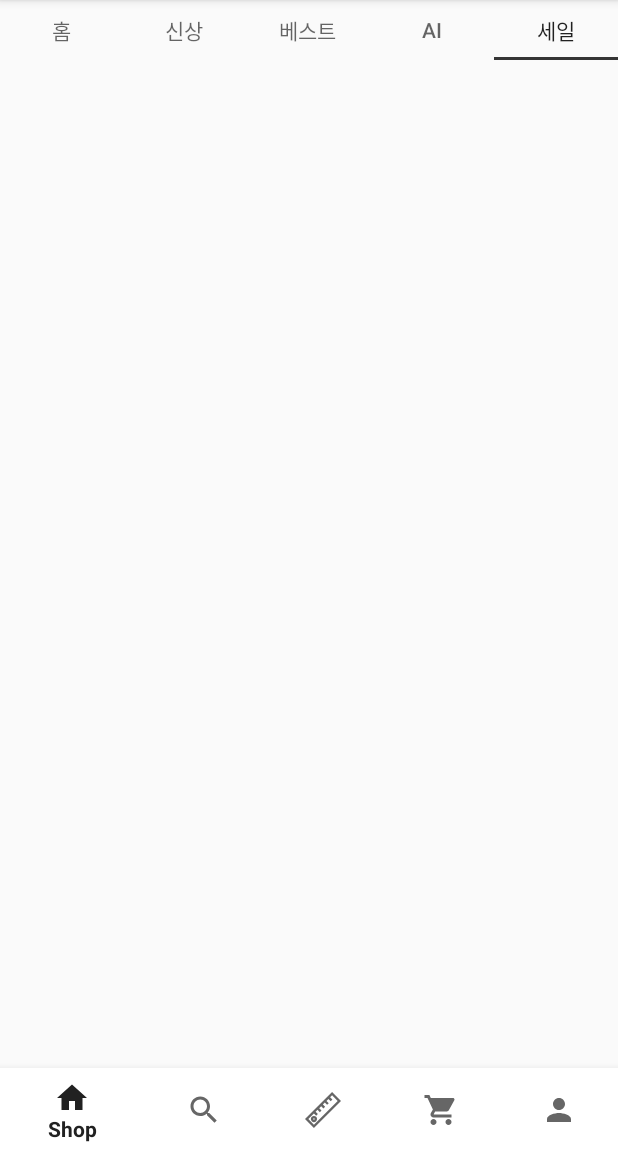
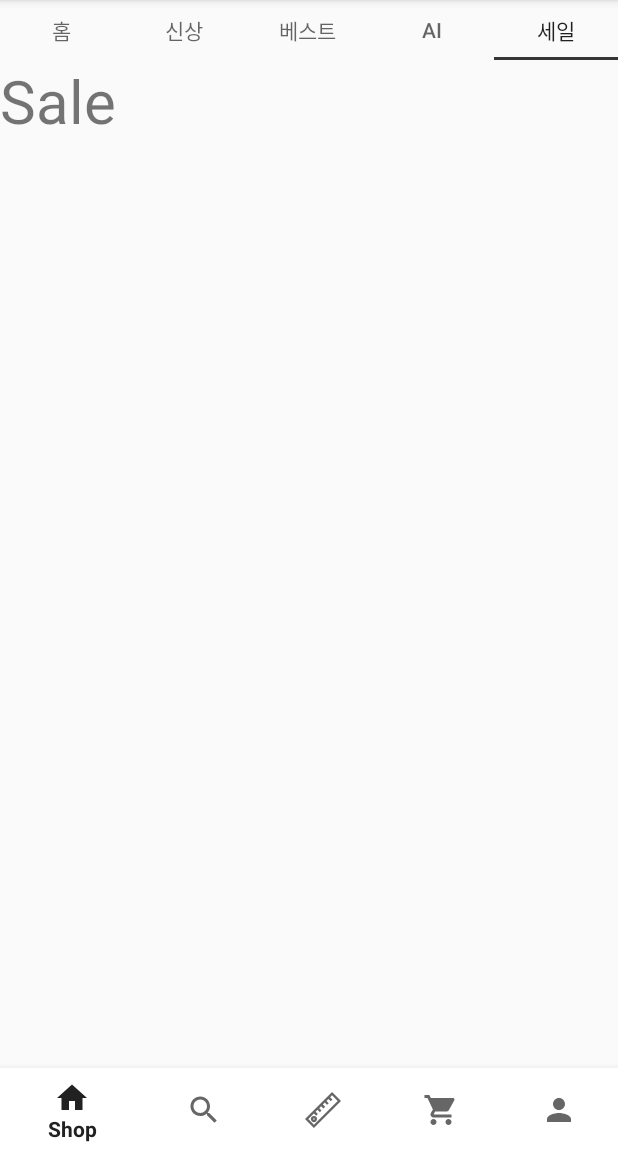
Before and after one commit to mina0774/shoppingmallUI, an Android app: the screen it shows after launch (MainActivity), tab 5 chosen, on a phone screen of 412 x 824 dp, the part 84-1236 px from its top. Run offline under Robolectric (Android 15) with nearby library versions, the phone set to English and light mode, and no system bars.

Commit message:
Make TopTabBar

```diff
--- a/app/src/main/java/com/example/heronation/MainActivity.java
+++ b/app/src/main/java/com/example/heronation/MainActivity.java
@@ -8,9 +8,11 @@ import androidx.fragment.app.FragmentTransaction;
 import android.net.Uri;
 import android.os.Bundle;
 import android.view.MenuItem;
+import android.view.View;
 import android.view.WindowManager;
 
 import com.google.android.material.bottomnavigation.BottomNavigationView;
+import com.google.android.material.tabs.TabLayout;
 
 /*
  * implements~ 를 한 이유
@@ -20,21 +22,37 @@ import com.google.android.material.bottomnavigation.BottomNavigationView;
  */
 public class MainActivity extends AppCompatActivity
         implements
-        ShopParentFragment.OnFragmentInteractionListener,
         MypageFragment.OnFragmentInteractionListener,
         SearchFragment.OnFragmentInteractionListener,
         MeasurementFragment.OnFragmentInteractionListener,
-        WishlistFragment.OnFragmentInteractionListener {
+        WishlistFragment.OnFragmentInteractionListener,
+        ShopHomeFragment.OnFragmentInteractionListener,
+        ShopNewFragment.OnFragmentInteractionListener,
+        ShopBestFragment.OnFragmentInteractionListener,
+        ShopAiFragment.OnFragmentInteractionListener,
+        ShopSaleFragment.OnFragmentInteractionListener
+{
     /*
     * Fragment Manager 선언 -- Acitivity 내에서 Fragment를 관리해주기 위해서는 FragmentManager를 사용해야함
+    *
     * 각각의 Fragment를 선언하고, Fragment 객체 생성
     */
     private FragmentManager fragmentManager=getSupportFragmentManager(); //Fragment 가져오기
-    private ShopParentFragment shopParentFragment =new ShopParentFragment();
     private SearchFragment searchFragment=new SearchFragment();
     private MeasurementFragment measurementFragment=new MeasurementFragment();
     private WishlistFragment wishlistFragment=new WishlistFragment();
     private MypageFragment mypageFragment=new MypageFragment();
+
+    /*
+    * Tab Layout 선언
+    * 상단 탭 layout에 해당하는 Fragment를 선언하고 Fragment 객체 생성
+    * */
+    private TabLayout shop_tabLayout;
+    private ShopHomeFragment shopHomeFragment =new ShopHomeFragment();
+    private ShopNewFragment shopNewFragment=new ShopNewFragment();
+    private ShopBestFragment shopBestFragment=new ShopBestFragment();
+    private ShopAiFragment shopAiFragment=new ShopAiFragment();
+    private ShopSaleFragment shopSaleFragment=new ShopSaleFragment();
 
     @Override
     protected void onCreate(Bundle savedInstanceState) {
@@ -44,18 +62,58 @@ public class MainActivity extends AppCompatActivity
                 WindowManager.LayoutParams.FLAG_FULLSCREEN);
         setContentView(R.layout.activity_main);
 
+        /* Shop의 상단탭
+         하단탭에서 Shop의 상단탭을 선택했을 시에만 보여져야 함
+         */
+        shop_tabLayout=(TabLayout)findViewById(R.id.shop_parent_tab_layout);
+        // 상단탭이 선택되었을 때, 상단탭의 선택된 현재 위치를 얻어 Fragment를 이동시킨다.
+        shop_tabLayout.addOnTabSelectedListener(new TabLayout.OnTabSelectedListener() {
+            @Override
+            public void onTabSelected(TabLayout.Tab tab) {
+                FragmentTransaction transaction=fragmentManager.beginTransaction(); // FragmentTransaction 가져오기
+                int position=tab.getPosition(); // 상단탭의 선택된 현재 위치 받아오기
+                switch(position){
+                    case 0:
+                        transaction.replace(R.id.fragment_container, shopHomeFragment).commit();
+                        break;
+                    case 1:
+                        transaction.replace(R.id.fragment_container, shopNewFragment).commit();
+                        break;
+                    case 2:
+                        transaction.replace(R.id.fragment_container, shopBestFragment).commit();
+                        break;
+                    case 3:
+                        transaction.replace(R.id.fragment_container, shopAiFragment).commit();
+                        break;
+                    case 4:
+                        transaction.replace(R.id.fragment_container, shopSaleFragment).commit();
+                        break;
+                }
+            }
+
+            @Override
+            public void onTabUnselected(TabLayout.Tab tab) {
+
+            }
+
+            @Override
+            public void onTabReselected(TabLayout.Tab tab) {
+
+            }
+        });
+
         /* BottomNavigation view를 선언해주고, bottomNavigationView의 객체를 생성한 후,
          * bottomNavigationView에 activity_main.xml의 bottomnavigation_menu_bar를 할당해준 후,
          * bottomItemSelectedListener 클래스를, bottomNavigatioView 객체에 할당
          */
         BottomNavigationView bottomNavigationView=findViewById(R.id.bottomnavigation_menu_bar);
-        bottomNavigationView.setOnNavigationItemSelectedListener(new ItemSelectedListener());
+        bottomNavigationView.setOnNavigationItemSelectedListener(new BottomItemSelectedListener());
 
        /* 첫 화면이 ShopFragment이므로, Transaction을 getSupportFragmentManager().beginTransaction()을 통해 가져온 후,
        * acitivity_main.xml에 있는 framelayout인 fragment_container의 화면을 shopFragment로 변경해준 후,
        * commit 호출해주어야 Transaction 작업이 완료됨.
        */
-        getSupportFragmentManager().beginTransaction().replace(R.id.fragment_container, shopParentFragment).commit();
+        getSupportFragmentManager().beginTransaction().replace(R.id.fragment_container, shopHomeFragment).commit();
     }
 
     /*
@@ -67,30 +125,36 @@ public class MainActivity extends AppCompatActivity
     * 찜 버튼을 눌렀을 때, Wishlist Fragment로 이동
     * 마이 페이지 버튼을 눌렀을 때, Mypage Fragment로 이동
     */
-    class ItemSelectedListener implements  BottomNavigationView.OnNavigationItemSelectedListener{
+    class BottomItemSelectedListener implements  BottomNavigationView.OnNavigationItemSelectedListener{
         @Override
         public boolean onNavigationItemSelected(@NonNull MenuItem menuItem) {
             FragmentTransaction transaction=fragmentManager.beginTransaction(); //FragmentTransaction 가져오기
             switch(menuItem.getItemId()){
                 case R.id.menuitem_bottombar_shop:
-                    transaction.replace(R.id.fragment_container, shopParentFragment).commit();
+                    shop_tabLayout.setVisibility(View.VISIBLE);
+                    transaction.replace(R.id.fragment_container, shopHomeFragment).commit();
                     return true;
                 case R.id.menuitem_bottombar_search:
+                    shop_tabLayout.setVisibility(View.GONE); //Shop의 상단탭이 안보임
                     transaction.replace(R.id.fragment_container,searchFragment).commit();
                     return true;
                 case R.id.menuitem_bottombar_measurement:
+                    shop_tabLayout.setVisibility(View.GONE); //Shop의 상단탭이 안보임
                     transaction.replace(R.id.fragment_container,measurementFragment).commit();
                     return true;
                 case R.id.menuitem_bottombar_wishlist:
+                    shop_tabLayout.setVisibility(View.GONE); //Shop의 상단탭이 안보임
                     transaction.replace(R.id.fragment_container,wishlistFragment).commit();
                     return true;
                 case R.id.menuitem_bottombar_mypage:
+                    shop_tabLayout.setVisibility(View.GONE); //Shop의 상단탭이 안보임
                     transaction.replace(R.id.fragment_container,mypageFragment).commit();
                     return true;
             }
             return false;
         }
     }
+
 
     /*
      * onFragmenInteraciton~ 를 한 이유
--- /dev/null
+++ b/app/src/main/java/com/example/heronation/ShopAiFragment.java
@@ -0,0 +1,110 @@
+package com.example.heronation;
+
+import android.content.Context;
+import android.net.Uri;
+import android.os.Bundle;
+
+import androidx.fragment.app.Fragment;
+
+import android.view.LayoutInflater;
+import android.view.View;
+import android.view.ViewGroup;
+
+
+/**
+ * A simple {@link Fragment} subclass.
+ * Activities that contain this fragment must implement the
+ * {@link ShopAiFragment.OnFragmentInteractionListener} interface
+ * to handle interaction events.
+ * Use the {@link ShopAiFragment#newInstance} factory method to
+ * create an instance of this fragment.
+ */
+public class ShopAiFragment extends Fragment {
+    // TODO: Rename parameter arguments, choose names that match
+    // the fragment initialization parameters, e.g. ARG_ITEM_NUMBER
+    private static final String ARG_PARAM1 = "param1";
+    private static final String ARG_PARAM2 = "param2";
+
+    // TODO: Rename and change types of parameters
+    private String mParam1;
+    private String mParam2;
+
+    private OnFragmentInteractionListener mListener;
+
+    public ShopAiFragment() {
+        // Required empty public constructor
+    }
+
+    /**
+     * Use this factory method to create a new instance of
+     * this fragment using the provided parameters.
+     *
+     * @param param1 Parameter 1.
+     * @param param2 Parameter 2.
+     * @return A new instance of fragment ShopAiFragment.
+     */
+    // TODO: Rename and change types and number of parameters
+    public static ShopAiFragment newInstance(String param1, String param2) {
+        ShopAiFragment fragment = new ShopAiFragment();
+        Bundle args = new Bundle();
+        args.putString(ARG_PARAM1, param1);
+        args.putString(ARG_PARAM2, param2);
+        fragment.setArguments(args);
+        return fragment;
+    }
+
+    @Override
+    public void onCreate(Bundle savedInstanceState) {
+        super.onCreate(savedInstanceState);
+        if (getArguments() != null) {
+            mParam1 = getArguments().getString(ARG_PARAM1);
+            mParam2 = getArguments().getString(ARG_PARAM2);
+        }
+    }
+
+    @Override
+    public View onCreateView(LayoutInflater inflater, ViewGroup container,
+                             Bundle savedInstanceState) {
+        // Inflate the layout for this fragment
+        return inflater.inflate(R.layout.fragment_shop_ai, container, false);
+    }
+
+    // TODO: Rename method, update argument and hook method into UI event
+    public void onButtonPressed(Uri uri) {
+        if (mListener != null) {
+            mListener.onFragmentInteraction(uri);
+        }
+    }
+
+    @Override
+    public void onAttach(Context context) {
+        super.onAttach(context);
+        if (context instanceof OnFragmentInteractionListener) {
+            mListener = (OnFragmentInteractionListener) context;
+        } else {
+            throw new RuntimeException(context.toString()
+                    + " must implement OnFragmentInteractionListener");
+        }
+    }
+
+    @Override
+    public void onDetach() {
+        super.onDetach();
+        mListener = null;
+    }
+
+    /**
+     * This interface must be implemented by activities that contain this
+     * fragment to allow an interaction in this fragment to be communicated
+     * to the activity and potentially other fragments contained in that
+     * activity.
+     * <p>
+     * See the Android Training lesson <a href=
+     * "http://developer.android.com/training/basics/fragments/communicating.html"
+     * >Communicating with Other Fragments</a> for more information.
+     */
+    public interface OnFragmentInteractionListener {
+        // TODO: Update argument type and name
+        void onFragmentInteraction(Uri uri);
+    }
+}
--- /dev/null
+++ b/app/src/main/java/com/example/heronation/ShopHomeFragment.java
@@ -0,0 +1,110 @@
+package com.example.heronation;
+
+import android.content.Context;
+import android.net.Uri;
+import android.os.Bundle;
+
+import androidx.fragment.app.Fragment;
+
+import android.view.LayoutInflater;
+import android.view.View;
+import android.view.ViewGroup;
+
+
+/**
+ * A simple {@link Fragment} subclass.
+ * Activities that contain this fragment must implement the
+ * {@link ShopHomeFragment.OnFragmentInteractionListener} interface
+ * to handle interaction events.
+ * Use the {@link ShopHomeFragment#newInstance} factory method to
+ * create an instance of this fragment.
+ */
+public class ShopHomeFragment extends Fragment {
+    // TODO: Rename parameter arguments, choose names that match
+    // the fragment initialization parameters, e.g. ARG_ITEM_NUMBER
+    private static final String ARG_PARAM1 = "param1";
+    private static final String ARG_PARAM2 = "param2";
+
+    // TODO: Rename and change types of parameters
+    private String mParam1;
+    private String mParam2;
+
+    private OnFragmentInteractionListener mListener;
+
+    public ShopHomeFragment() {
+        // Required empty public constructor
+    }
+
+    /**
+     * Use this factory method to create a new instance of
+     * this fragment using the provided parameters.
+     *
+     * @param param1 Parameter 1.
+     * @param param2 Parameter 2.
+     * @return A new instance of fragment ShopHomeFragment.
+     */
+    // TODO: Rename and change types and number of parameters
+    public static ShopHomeFragment newInstance(String param1, String param2) {
+        ShopHomeFragment fragment = new ShopHomeFragment();
+        Bundle args = new Bundle();
+        args.putString(ARG_PARAM1, param1);
+        args.putString(ARG_PARAM2, param2);
+        fragment.setArguments(args);
+        return fragment;
+    }
+
+    @Override
+    public void onCreate(Bundle savedInstanceState) {
+        super.onCreate(savedInstanceState);
+        if (getArguments() != null) {
+            mParam1 = getArguments().getString(ARG_PARAM1);
+            mParam2 = getArguments().getString(ARG_PARAM2);
+        }
+    }
+
+    @Override
+    public View onCreateView(LayoutInflater inflater, ViewGroup container,
+                             Bundle savedInstanceState) {
+        // Inflate the layout for this fragment
+        return inflater.inflate(R.layout.fragment_shop_home, container, false);
+    }
+
+    // TODO: Rename method, update argument and hook method into UI event
+    public void onButtonPressed(Uri uri) {
+        if (mListener != null) {
+            mListener.onFragmentInteraction(uri);
+        }
+    }
+
+    @Override
+    public void onAttach(Context context) {
+        super.onAttach(context);
+        if (context instanceof OnFragmentInteractionListener) {
+            mListener = (OnFragmentInteractionListener) context;
+        } else {
+            throw new RuntimeException(context.toString()
+                    + " must implement OnFragmentInteractionListener");
+        }
+    }
+
+    @Override
+    public void onDetach() {
+        super.onDetach();
+        mListener = null;
+    }
+
+    /**
+     * This interface must be implemented by activities that contain this
+     * fragment to allow an interaction in this fragment to be communicated
+     * to the activity and potentially other fragments contained in that
+     * activity.
+     * <p>
+     * See the Android Training lesson <a href=
+     * "http://developer.android.com/training/basics/fragments/communicating.html"
+     * >Communicating with Other Fragments</a> for more information.
+     */
+    public interface OnFragmentInteractionListener {
+        // TODO: Update argument type and name
+        void onFragmentInteraction(Uri uri);
+    }
+}
--- a/app/src/main/java/com/example/heronation/ShopParentFragment.java
+++ b/app/src/main/java/com/example/heronation/ShopNewFragment.java
@@ -14,12 +14,12 @@ import android.view.ViewGroup;
 /**
  * A simple {@link Fragment} subclass.
  * Activities that contain this fragment must implement the
- * {@link ShopParentFragment.OnFragmentInteractionListener} interface
+ * {@link ShopNewFragment.OnFragmentInteractionListener} interface
  * to handle interaction events.
- * Use the {@link ShopParentFragment#newInstance} factory method to
+ * Use the {@link ShopNewFragment#newInstance} factory method to
  * create an instance of this fragment.
  */
-public class ShopParentFragment extends Fragment {
+public class ShopNewFragment extends Fragment {
     // TODO: Rename parameter arguments, choose names that match
     // the fragment initialization parameters, e.g. ARG_ITEM_NUMBER
     private static final String ARG_PARAM1 = "param1";
@@ -31,7 +31,7 @@ public class ShopParentFragment extends Fragment {
 
     private OnFragmentInteractionListener mListener;
 
-    public ShopParentFragment() {
+    public ShopNewFragment() {
         // Required empty public constructor
     }
 
@@ -41,11 +41,11 @@ public class ShopParentFragment extends Fragment {
      *
      * @param param1 Parameter 1.
      * @param param2 Parameter 2.
-     * @return A new instance of fragment ShopParentFragment.
+     * @return A new instance of fragment ShopNewFragment.
      */
     // TODO: Rename and change types and number of parameters
-    public static ShopParentFragment newInstance(String param1, String param2) {
-        ShopParentFragment fragment = new ShopParentFragment();
+    public static ShopNewFragment newInstance(String param1, String param2) {
+        ShopNewFragment fragment = new ShopNewFragment();
         Bundle args = new Bundle();
         args.putString(ARG_PARAM1, param1);
         args.putString(ARG_PARAM2, param2);
@@ -66,7 +66,7 @@ public class ShopParentFragment extends Fragment {
     public View onCreateView(LayoutInflater inflater, ViewGroup container,
                              Bundle savedInstanceState) {
         // Inflate the layout for this fragment
-        return inflater.inflate(R.layout.fragment_shop_parent, container, false);
+        return inflater.inflate(R.layout.fragment_shop_new, container, false);
     }
 
     // TODO: Rename method, update argument and hook method into UI event
@@ -103,10 +103,6 @@ public class ShopParentFragment extends Fragment {
      * "http://developer.android.com/training/basics/fragments/communicating.html"
      * >Communicating with Other Fragments</a> for more information.
      */
-    /* Acitivity와 Fragment가 통신할 때, OnFragmentInteractionListener를 사용함.
-     * 프래그먼트에서 액티비티로 통신(데이터 주고 받는 것)이 있을 수도 있기 때문에
-     * MainActivity 에서 이를 implement한 후 오버라이딩 시켜줄 것이다. (임시로)
-     */
     public interface OnFragmentInteractionListener {
         // TODO: Update argument type and name
         void onFragmentInteraction(Uri uri);
--- /dev/null
+++ b/app/src/main/java/com/example/heronation/ShopSaleFragment.java
@@ -0,0 +1,110 @@
+package com.example.heronation;
+
+import android.content.Context;
+import android.net.Uri;
+import android.os.Bundle;
+
+import androidx.fragment.app.Fragment;
+
+import android.view.LayoutInflater;
+import android.view.View;
+import android.view.ViewGroup;
+
+
+/**
+ * A simple {@link Fragment} subclass.
+ * Activities that contain this fragment must implement the
+ * {@link ShopSaleFragment.OnFragmentInteractionListener} interface
+ * to handle interaction events.
+ * Use the {@link ShopSaleFragment#newInstance} factory method to
+ * create an instance of this fragment.
+ */
+public class ShopSaleFragment extends Fragment {
+    // TODO: Rename parameter arguments, choose names that match
+    // the fragment initialization parameters, e.g. ARG_ITEM_NUMBER
+    private static final String ARG_PARAM1 = "param1";
+    private static final String ARG_PARAM2 = "param2";
+
+    // TODO: Rename and change types of parameters
+    private String mParam1;
+    private String mParam2;
+
+    private OnFragmentInteractionListener mListener;
+
+    public ShopSaleFragment() {
+        // Required empty public constructor
+    }
+
+    /**
+     * Use this factory method to create a new instance of
+     * this fragment using the provided parameters.
+     *
+     * @param param1 Parameter 1.
+     * @param param2 Parameter 2.
+     * @return A new instance of fragment ShopSaleFragment.
+     */
+    // TODO: Rename and change types and number of parameters
+    public static ShopSaleFragment newInstance(String param1, String param2) {
+        ShopSaleFragment fragment = new ShopSaleFragment();
+        Bundle args = new Bundle();
+        args.putString(ARG_PARAM1, param1);
+        args.putString(ARG_PARAM2, param2);
+        fragment.setArguments(args);
+        return fragment;
+    }
+
+    @Override
+    public void onCreate(Bundle savedInstanceState) {
+        super.onCreate(savedInstanceState);
+        if (getArguments() != null) {
+            mParam1 = getArguments().getString(ARG_PARAM1);
+            mParam2 = getArguments().getString(ARG_PARAM2);
+        }
+    }
+
+    @Override
+    public View onCreateView(LayoutInflater inflater, ViewGroup container,
+                             Bundle savedInstanceState) {
+        // Inflate the layout for this fragment
+        return inflater.inflate(R.layout.fragment_shop_sale, container, false);
+    }
+
+    // TODO: Rename method, update argument and hook method into UI event
+    public void onButtonPressed(Uri uri) {
+        if (mListener != null) {
+            mListener.onFragmentInteraction(uri);
+        }
+    }
+
+    @Override
+    public void onAttach(Context context) {
+        super.onAttach(context);
+        if (context instanceof OnFragmentInteractionListener) {
+            mListener = (OnFragmentInteractionListener) context;
+        } else {
+            throw new RuntimeException(context.toString()
+                    + " must implement OnFragmentInteractionListener");
+        }
+    }
+
+    @Override
+    public void onDetach() {
+        super.onDetach();
+        mListener = null;
+    }
+
+    /**
+     * This interface must be implemented by activities that contain this
+     * fragment to allow an interaction in this fragment to be communicated
+     * to the activity and potentially other fragments contained in that
+     * activity.
+     * <p>
+     * See the Android Training lesson <a href=
+     * "http://developer.android.com/training/basics/fragments/communicating.html"
+     * >Communicating with Other Fragments</a> for more information.
+     */
+    public interface OnFragmentInteractionListener {
+        // TODO: Update argument type and name
+        void onFragmentInteraction(Uri uri);
+    }
+}
--- a/app/src/main/res/layout/activity_main.xml
+++ b/app/src/main/res/layout/activity_main.xml
@@ -6,6 +6,38 @@
     android:layout_height="match_parent"
     android:orientation="vertical"
     tools:context=".MainActivity">
+
+    <!--상단 탭바 Shop일때만 보여야함-->
+    <com.google.android.material.tabs.TabLayout
+        android:id="@+id/shop_parent_tab_layout"
+        android:layout_width="match_parent"
+        android:layout_height="40dp">
+
+        <com.google.android.material.tabs.TabItem
+            android:layout_width="wrap_content"
+            android:layout_height="wrap_content"
+            android:text="홈" />
+
+        <com.google.android.material.tabs.TabItem
+            android:layout_width="wrap_content"
+            android:layout_height="wrap_content"
+            android:text="신상" />
+
+        <com.google.android.material.tabs.TabItem
+            android:layout_width="wrap_content"
+            android:layout_height="wrap_content"
+            android:text="베스트" />
+
+        <com.google.android.material.tabs.TabItem
+            android:layout_width="wrap_content"
+            android:layout_height="wrap_content"
+            android:text="AI" />
+
+        <com.google.android.material.tabs.TabItem
+            android:layout_width="wrap_content"
+            android:layout_height="wrap_content"
+            android:text="세일" />
+    </com.google.android.material.tabs.TabLayout>
 
     <!--Fragment가 나타나는 부분 -->
     <FrameLayout
--- a/app/src/main/res/layout/fragment_shop_parent.xml
+++ /dev/null
@@ -1,51 +0,0 @@
-<?xml version="1.0" encoding="utf-8"?>
-<FrameLayout xmlns:android="http://schemas.android.com/apk/res/android"
-    xmlns:app="http://schemas.android.com/apk/res-auto"
-    xmlns:tools="http://schemas.android.com/tools"
-    android:layout_width="match_parent"
-    android:layout_height="match_parent"
-    tools:context=".ShopParentFragment">
-
-    <LinearLayout
-        android:layout_width="match_parent"
-        android:layout_height="match_parent"
-        android:orientation="vertical">
-        <!--상단 탭바 -->
-        <com.google.android.material.tabs.TabLayout
-            android:layout_width="match_parent"
-            android:layout_height="40dp">
-
-            <com.google.android.material.tabs.TabItem
-                android:layout_width="wrap_content"
-                android:layout_height="wrap_content"
-                android:text="홈" />
-
-            <com.google.android.material.tabs.TabItem
-                android:layout_width="wrap_content"
-                android:layout_height="wrap_content"
-                android:text="신상" />
-
-            <com.google.android.material.tabs.TabItem
-                android:layout_width="wrap_content"
-                android:layout_height="wrap_content"
-                android:text="베스트" />
-
-            <com.google.android.material.tabs.TabItem
-                android:layout_width="wrap_content"
-                android:layout_height="wrap_content"
-                android:text="AI" />
-
-            <com.google.android.material.tabs.TabItem
-                android:layout_width="wrap_content"
-                android:layout_height="wrap_content"
-                android:text="세일" />
-        </com.google.android.material.tabs.TabLayout>
-
-        <!--ShopFragment 내의 Fragment 위치 -->
-        <androidx.viewpager.widget.ViewPager
-            android:layout_width="match_parent"
-            android:layout_height="match_parent">
-        </androidx.viewpager.widget.ViewPager>
-
-    </LinearLayout>
-</FrameLayout>
--- /dev/null
+++ b/app/src/main/res/layout/fragment_shop_sale.xml
@@ -0,0 +1,18 @@
+<?xml version="1.0" encoding="utf-8"?>
+<FrameLayout xmlns:android="http://schemas.android.com/apk/res/android"
+    xmlns:tools="http://schemas.android.com/tools"
+    android:layout_width="match_parent"
+    android:layout_height="match_parent"
+    android:layout_marginTop="40dp"
+    tools:context=".ShopSaleFragment">
+    <!--shop에 해당하는 카테고리들은 android:layout_marginTop="40dp"를 선언해주어야 함.
+    왜냐하면 Main에서 상단바를 40dp 설정해주었기 때문에 이와 겹치지 않기 위함 -->
+
+    <!-- TODO: Update blank fragment layout -->
+    <TextView
+        android:layout_width="match_parent"
+        android:layout_height="match_parent"
+        android:text="Sale"
+        android:textSize="40dp"/>
+
+</FrameLayout>
```
Also changed, not shown: app/src/main/java/com/example/heronation/ShopBestFragment.java (added, +110 -0 lines), app/src/main/res/layout/fragment_shop_ai.xml (added, +18 -0 lines), app/src/main/res/layout/fragment_shop_best.xml (added, +18 -0 lines), app/src/main/res/layout/fragment_shop_home.xml (added, +18 -0 lines), app/src/main/res/layout/fragment_shop_new.xml (added, +17 -0 lines).
